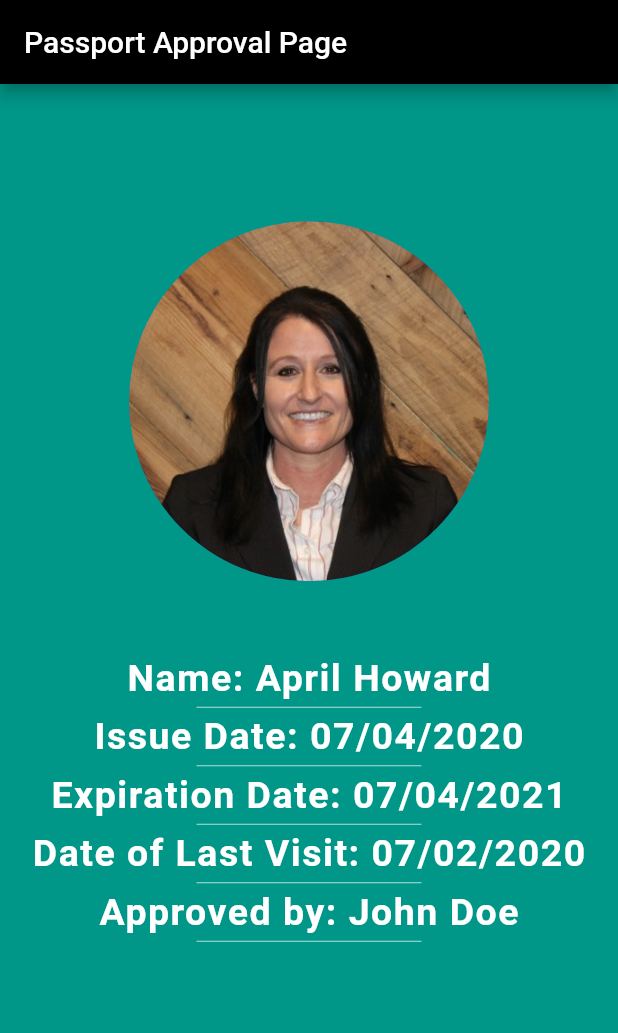
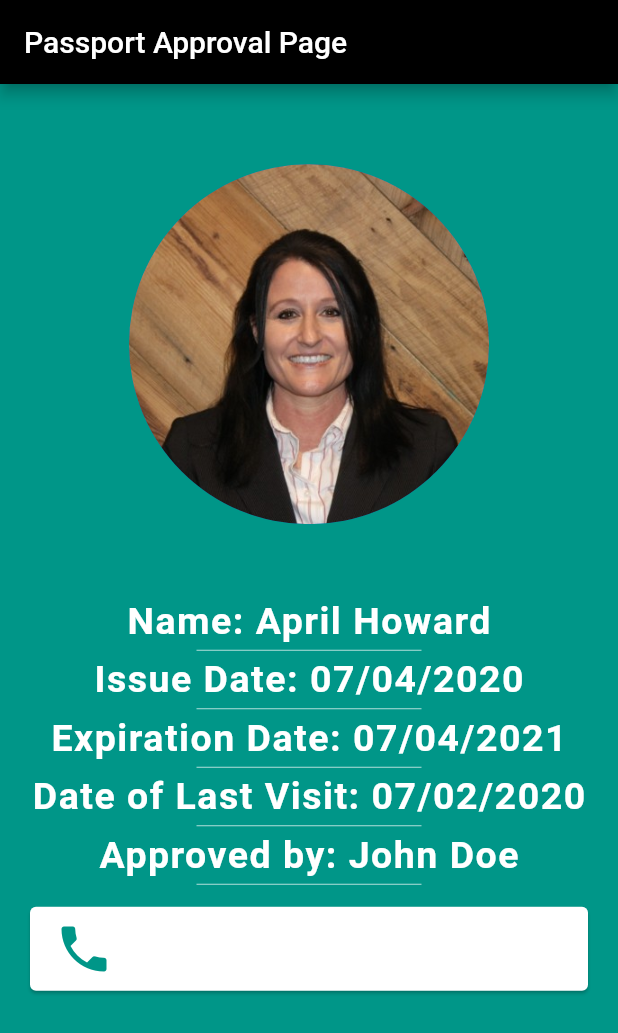
Before and after one commit to apphow/start_to_finish, a Flutter app: the screen it shows after launch, on a phone screen of 412 x 824 dp. Shown: the top 1033 px of the screen. Run offline on Flutter 3.47's test engine with Material 2 defaults, Android fonts, the phone set to English and light mode, and no system bars.

Commit message:
add Card widget for phone

```diff
--- a/lib/main.dart
+++ b/lib/main.dart
@@ -108,6 +108,17 @@ class MyPassport extends StatelessWidget {
                       color: Colors.teal.shade100,
                     ),
                   ),
+                  Card(
+                      margin: EdgeInsets.symmetric(
+                          vertical: 10.0, horizontal: 20.0),
+                      color: Colors.white,
+                      child: ListTile(
+                        leading: Icon(
+                          Icons.phone,
+                          size: 40.0,
+                          color: Colors.teal,
+                        ),
+                      )),
                 ],
               ),
             ),
```
